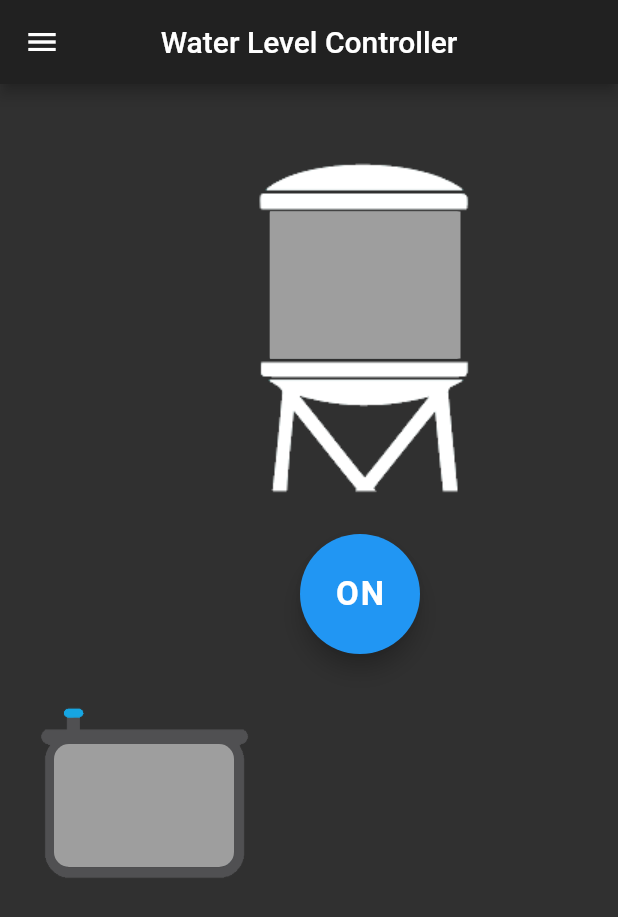
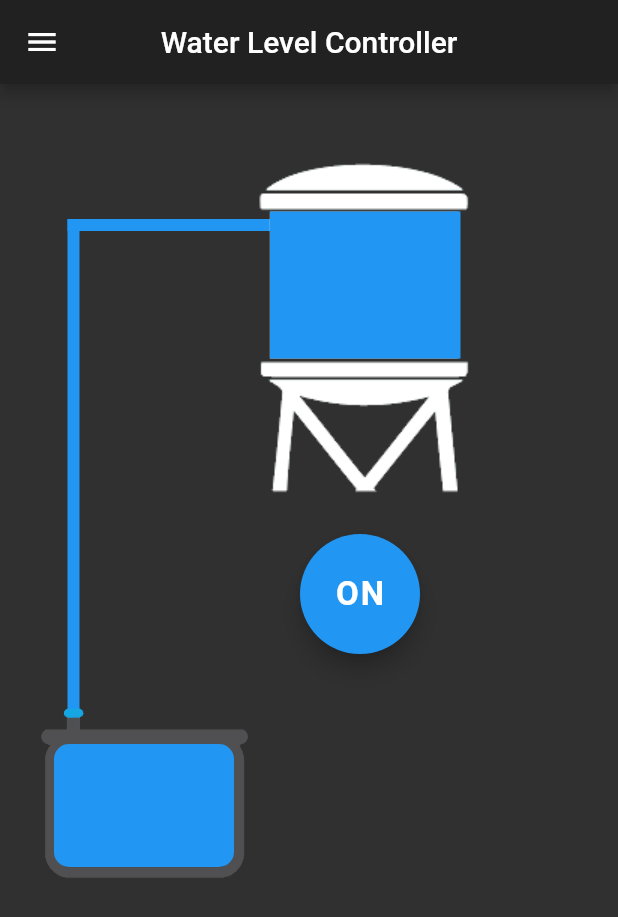
Before and after one commit to ricksondpenha/waterlevel, a Flutter app: the screen it shows after launch, on a phone screen of 412 x 824 dp. Shown: the top 917 px of the screen. Run offline on Flutter 3.47's test engine with Material 2 defaults, Android fonts, the phone set to English and light mode, and no system bars.

Commit message:
did something

```diff
--- a/lib/bloc/tcp_bloc.dart
+++ b/lib/bloc/tcp_bloc.dart
@@ -1,29 +1,29 @@
-import 'dart:async';
+// import 'dart:async';
 
-// import 'package:cloud_firestore/cloud_firestore.dart';
-import 'package:waterlevel/bloc/bloc_provider.dart';
-import 'package:waterlevel/repo/dbrepo.dart';
-import 'package:waterlevel/services/tcpsocket.dart';
+// // import 'package:cloud_firestore/cloud_firestore.dart';
+// import 'package:waterlevel/bloc/bloc_provider.dart';
+// import 'package:waterlevel/repo/dbrepo.dart';
+// import 'package:waterlevel/services/tcpsocket.dart';
 
-class TCPBloc implements BlocBase {
-    int tlevel; //level 1 to 4 of tank level
-    int slevel; //level 1 to 4 of sump level
-    int pumpstate;  // 0 or 1
+// class TCPBloc implements BlocBase {
+//     int tlevel; //level 1 to 4 of tank level
+//     int slevel; //level 1 to 4 of sump level
+//     int pumpstate;  // 0 or 1
 
-  StreamController<String> _tcpController = StreamController<String>();
-  StreamSink<String> get tcpSend => _tcpController.sink;
-  Stream<String> get tcpReceive => _tcpController.stream;
+//   StreamController<String> _tcpController = StreamController<String>();
+//   StreamSink<String> get tcpSend => _tcpController.sink;
+//   Stream<String> get tcpReceive => _tcpController.stream;
 
-  TcpBloc(){
-    _tcpController.stream.listen(db.connect());
-  }
+//   TcpBloc(){
+//     _tcpController.stream.listen(db.connect());
+//   }
 
-  void dispose(){
-    _tcpController.close();
-  }
+//   void dispose(){
+//     _tcpController.close();
+//   }
 
-  void _handleLogic(data){
-    // _counter = _counter + 1;
-    // tcprecieve.add(_counter);
-  }
-}
+//   void _handleLogic(data){
+//     // _counter = _counter + 1;
+//     // tcprecieve.add(_counter);
+//   }
+// }
--- a/lib/main.dart
+++ b/lib/main.dart
@@ -7,8 +7,9 @@ import 'package:waterlevel/bloc/bloc_provider.dart';
 import 'package:waterlevel/bloc/tcp_bloc.dart';
 import 'package:waterlevel/services/tcpsocket.dart';
 import 'package:waterlevel/statemodel.dart';
+import 'package:waterlevel/tcpapp.dart';
 
-void main() => runApp(MyApp());
+void main() => runApp(MyApp()); //MyApp()); //TcpApp());
 
 class MyApp extends StatefulWidget {
   @override
@@ -18,54 +19,26 @@ class MyApp extends StatefulWidget {
 }
 
 class MyAppState extends State<MyApp> {
+  String message;
   Socket socket;
+
   void initState() {
     super.initState();
-    tcpconnect('192.168.1.43', 9999);
-    // tcp.sendmessage('{"request":"state"}');
-  }
-
-  tcpconnect(String iPaddress, int port) async {
-    Socket.connect(iPaddress, port).then((sock) {
-      socket = sock;
-      print('Connected to: '
-          '${socket.remoteAddress.address}:${socket.remotePort}');
-      socket.listen(
-        (data) {
-          setState(() {
-            handledata(data);
-            print(new String.fromCharCodes(data).trim());
-          });
-        },
-        onError: () {
-          print('error');
-        },
-      );
-      // socket.write('{"request":"state"}');
+    ServerSocket.bind(InternetAddress.anyIPv4, 9999).then((server) {
+      server.listen(handleClient);
     });
   }
 
-  @override
-  Widget build(BuildContext context) {
-    // final tcpbloc = BlocProvider.of<TCPBloc>(context);
-    return MaterialApp(
-      theme: ThemeData.dark(),
-      home: Scaffold(
-        drawer: new DrawerData(),
-        appBar: AppBar(
-          centerTitle: true,
-          title: Text('Water Level Controller'),
-        ),
-        body: Stack(
-          children: <Widget>[
-            overHeadTank(),
-            tanklevel(),
-            pumpControl(),
-            undergroundSump(),
-            sumplevel(),
-          ],
-        ),
-      ),
+  void handleClient(Socket client) {
+    print('Connection from '
+        '${client.remoteAddress.address}:${client.remotePort}');
+    client.listen(
+      (data) {
+        setState(() {
+          print(new String.fromCharCodes(data).trim());
+          message = String.fromCharCodes(data).trim();
+        });
+      },
     );
   }
 
@@ -95,7 +68,7 @@ class MyAppState extends State<MyApp> {
               style: TextStyle(fontSize: 22.0, fontWeight: FontWeight.bold),
             ),
             onPressed: () {
-              socket.write('{"request":"state"}');
+              // socket.write('{"request":"state"}');
               // tcpbloc.tcpSend.add('{"pump":1}');
               print('ON button pressed');
             },
@@ -134,7 +107,7 @@ class MyAppState extends State<MyApp> {
                 return Container(
                   height: 98,
                   width: 127,
-                  color: Colors.grey,
+                  color: Colors.blue,
                 );
             }));
   }
@@ -165,7 +138,7 @@ class MyAppState extends State<MyApp> {
               else
                 return Container(
                   decoration: BoxDecoration(
-                      color: Colors.grey,
+                      color: Colors.blue,
                       borderRadius: BorderRadius.circular(10.0)),
                   height: 82,
                   width: 120,
@@ -188,16 +161,58 @@ class MyAppState extends State<MyApp> {
     );
   }
 
-  void handledata(List<int> data) {
-    String jsonstring = String.fromCharCodes(data).trim();
-    final jsonData = json.decode(jsonstring);
-    if(jsonData['state'] != null) {
-      print('state recieved');
-      //Level.fromJson(jsonData); add this to sink
-    } else if(jsonData['level'] != null){
-      print('level recieved');
-      // PumpState.fromJson(jsonData); add this to sink
+  @override
+  Widget build(BuildContext context) {
+    // TODO: implement build
+    return MaterialApp(
+      theme: ThemeData.dark(),
+      home: Scaffold(
+        drawer: new DrawerData(),
+        appBar: AppBar(
+          centerTitle: true,
+          title: Text('Water Level Controller'),
+        ),
+        body: Stack(
+          children: <Widget>[
+            pipeline(),
+            overHeadTank(),
+            tanklevel(),
+            pumpControl(),
+            undergroundSump(),
+            sumplevel(),
+          ],
+        ),
+      ),
+    );
+  }
+
+  Widget pipeline() {
+    Color color;
+    if(true){
+      color = Colors.blue;
+    } else{
+      color = Colors.grey;
     }
+    return Positioned(
+      top: 90,
+      left: 45,
+      child: Stack(
+        children: <Widget>[
+          Positioned(
+            child: Container(
+              color: color,
+              width: 8.0,
+              height: 370.0,
+            ),
+          ),
+          Container(
+            width: 135.0,
+            height: 8.0,
+            color: color,
+          )
+        ],
+      ),
+    );
   }
 }
 
```
Also changed, not shown: lib/repo/dbrepo.dart (+15 -15 lines), lib/services/tcpsocket.dart (+56 -27 lines), lib/tcpapp.dart (added, +50 -0 lines).
